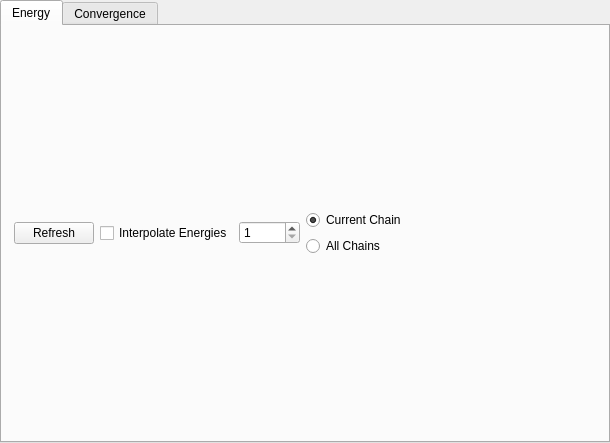
First picture: the form in ui-cpp/ui/PlotsWidget.ui, repository spirit-code/spirit, before the edit.
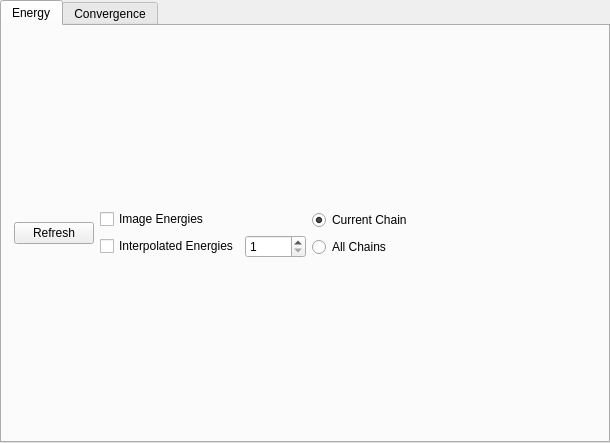
Second picture: the form after the edit.

Commit message: UI-QT: slight improvement of plotting. - decreased marker size a little - added checkbox whether to draw images' markers - removed margins around plot

What changed in the file:
```diff
--- a/ui-cpp/ui/PlotsWidget.ui
+++ b/ui-cpp/ui/PlotsWidget.ui
@@ -89,14 +89,28 @@
          <property name="bottomMargin">
           <number>12</number>
          </property>
+         <item row="0" column="4">
+          <layout class="QGridLayout" name="gridLayout_7">
          <item row="0" column="0">
-          <widget class="QPushButton" name="pushButton_Refresh">
+            <widget class="QRadioButton" name="radioButton_2">
            <property name="text">
-            <string>Refresh</string>
-           </property>
-          </widget>
-         </item>
-         <item row="0" column="5">
+              <string>Current Chain</string>
+             </property>
+             <property name="checked">
+              <bool>true</bool>
+             </property>
+            </widget>
+           </item>
+           <item row="1" column="0">
+            <widget class="QRadioButton" name="radioButton">
+             <property name="text">
+              <string>All Chains</string>
+             </property>
+            </widget>
+           </item>
+          </layout>
+         </item>
+         <item row="0" column="6">
           <spacer name="horizontalSpacer">
            <property name="orientation">
             <enum>Qt::Horizontal</enum>
@@ -109,38 +123,33 @@
            </property>
           </spacer>
          </item>
-         <item row="0" column="3">
-          <layout class="QGridLayout" name="gridLayout_7">
            <item row="0" column="0">
-            <widget class="QRadioButton" name="radioButton_2">
+          <widget class="QPushButton" name="pushButton_Refresh">
              <property name="text">
-              <string>Current Chain</string>
-             </property>
-             <property name="checked">
-              <bool>true</bool>
-             </property>
-            </widget>
-           </item>
-           <item row="1" column="0">
-            <widget class="QRadioButton" name="radioButton">
-             <property name="text">
-              <string>All Chains</string>
-             </property>
-            </widget>
-           </item>
-          </layout>
+            <string>Refresh</string>
+           </property>
+          </widget>
          </item>
          <item row="0" column="1">
+          <layout class="QGridLayout" name="gridLayout_8">
+           <item row="1" column="0">
           <widget class="QCheckBox" name="checkBox_InterpolateEnergies">
            <property name="text">
-            <string>Interpolate Energies</string>
+              <string>Interpolated Energies</string>
            </property>
            <property name="checked">
             <bool>false</bool>
            </property>
           </widget>
          </item>
-         <item row="0" column="2">
+           <item row="0" column="0">
+            <widget class="QCheckBox" name="checkBox_ImageEnergies">
+             <property name="text">
+              <string>Image Energies</string>
+             </property>
+            </widget>
+           </item>
+           <item row="1" column="1">
           <widget class="QSpinBox" name="spinBox_InterpolateEnergies_N">
            <property name="minimum">
             <number>1</number>
@@ -152,8 +161,14 @@
          </item>
         </layout>
        </item>
+        </layout>
+       </item>
        <item row="0" column="0">
-        <layout class="QGridLayout" name="gridLayout_Energy_Plots"/>
+        <layout class="QGridLayout" name="gridLayout_Energy_Plots">
+         <property name="spacing">
+          <number>0</number>
+         </property>
+        </layout>
        </item>
       </layout>
      </widget>
```
Lines whose indentation alone changed are shown as unchanged. The commit also changes 4 other files.
